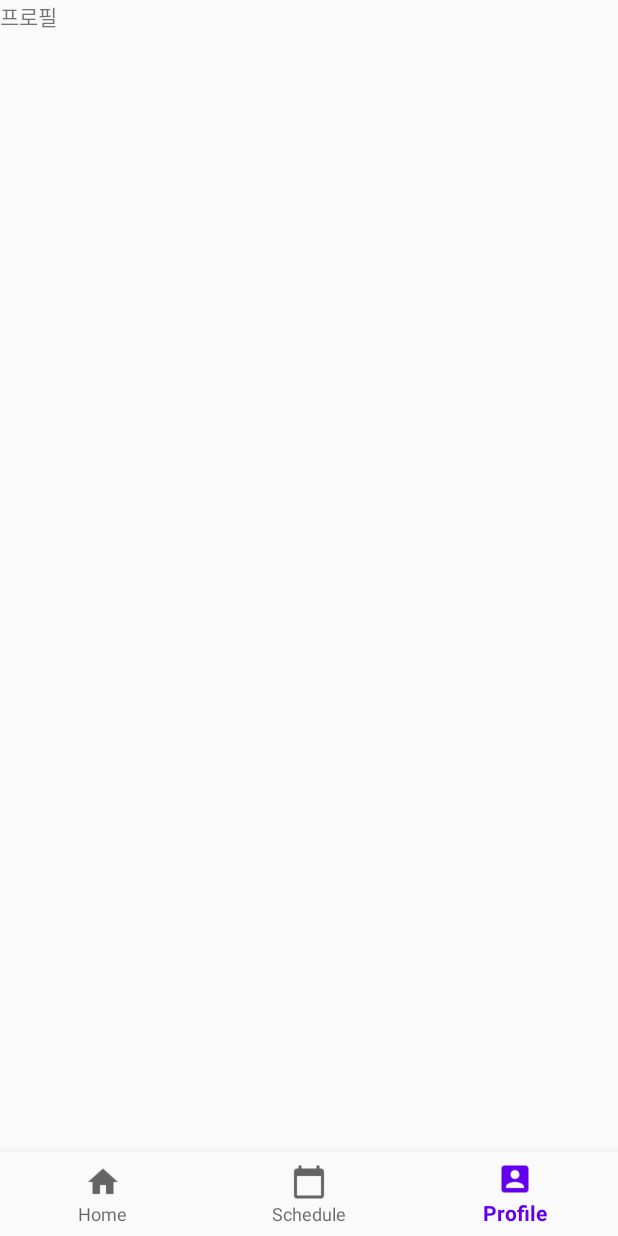
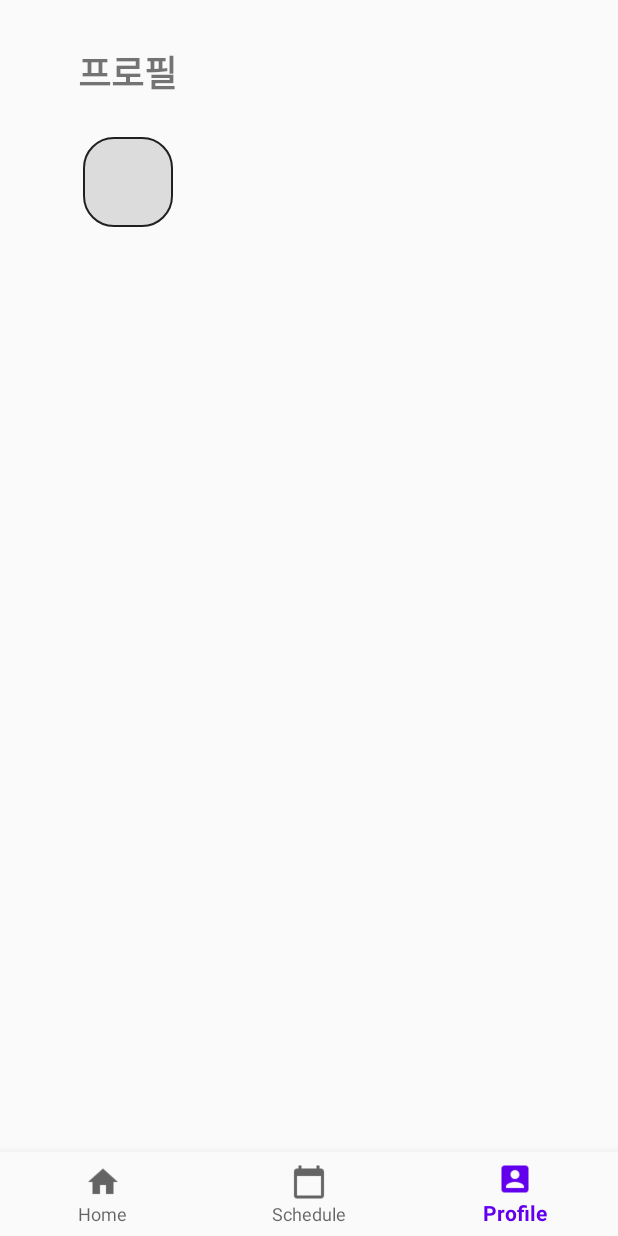
Before and after one commit to Maeily/Maeily_Mobile, an Android app: the fragment AddFragment placed in its activity, item 3 of the bottom bar chosen, on a phone screen of 412 x 824 dp. Run offline under Robolectric (Android 15) with nearby library versions, the phone set to English and light mode, and no system bars; libraries missing offline, so code that uses them is left out: com.prolificinteractive.materialcalendarview; 1 statement that could not run was skipped.

```diff
--- a/app/src/main/java/com/example/maeily_mobile/MyAdapter.java
+++ b/app/src/main/java/com/example/maeily_mobile/MyAdapter.java
@@ -13,9 +13,6 @@ import java.util.ArrayList;
 public class MyAdapter extends RecyclerView.Adapter<MyAdapter.MyViewHolder> {
     private ArrayList<Channel> mList;
 
-    public MyAdapter(ArrayList<android.se.omapi.Channel> mList) {
-    }
-
     public class MyViewHolder extends RecyclerView.ViewHolder {
         protected TextView title;
         protected TextView content;
@@ -27,7 +24,7 @@ public class MyAdapter extends RecyclerView.Adapter<MyAdapter.MyViewHolder> {
         }
     }
 
-    public void MyAdapter(ArrayList<Channel> list) {
+    public MyAdapter(ArrayList<Channel> list) {
         this.mList = list;
     }
 
--- a/app/src/main/java/com/example/maeily_mobile/fragment/AddFragment.java
+++ b/app/src/main/java/com/example/maeily_mobile/fragment/AddFragment.java
@@ -2,22 +2,16 @@ package com.example.maeily_mobile.fragment;
 
 import android.os.Bundle;
 
-import androidx.annotation.NonNull;
-import androidx.annotation.Nullable;
 import androidx.fragment.app.Fragment;
 import androidx.fragment.app.FragmentTransaction;
 
-import android.util.Log;
 import android.view.LayoutInflater;
 import android.view.View;
 import android.view.ViewGroup;
 import android.widget.Button;
 import android.widget.EditText;
-import android.widget.Toast;
 
 import com.example.maeily_mobile.R;
-
-import java.util.zip.Inflater;
 
 public class AddFragment extends Fragment {
     EditText et_title;
--- a/app/src/main/java/com/example/maeily_mobile/fragment/ProfileFragment.java
+++ b/app/src/main/java/com/example/maeily_mobile/fragment/ProfileFragment.java
@@ -14,7 +14,8 @@ import com.example.maeily_mobile.R;
 public class ProfileFragment extends Fragment {
     public View onCreateView(@NonNull LayoutInflater inflater,
                              @NonNull ViewGroup container, @NonNull Bundle savedInstanceState) {
+        View view = inflater.inflate(R.layout.fragment_profile, container, false);
 
-        return inflater.inflate(R.layout.fragment_profile, container, false);
+        return view;
     }
 }
--- /dev/null
+++ b/app/src/main/res/drawable/profile_corners.xml
@@ -0,0 +1,9 @@
+<?xml version="1.0" encoding="utf-8"?>
+<shape xmlns:android="http://schemas.android.com/apk/res/android">
+    <corners android:radius="20dp" />
+    <solid android:color="#dcdcdc" />
+    <stroke
+        android:color="#202020"
+        android:width="1dp">
+    </stroke>
+</shape>
--- a/app/src/main/res/layout/fragment_profile.xml
+++ b/app/src/main/res/layout/fragment_profile.xml
@@ -5,10 +5,34 @@
     android:layout_height="match_parent"
     tools:context=".fragment.ProfileFragment">
 
-    <!-- TODO: Update blank fragment layout -->
-    <TextView
-        android:layout_width="match_parent"
-        android:layout_height="match_parent"
-        android:text="프로필" />
+    <LinearLayout
+        android:layout_width="wrap_content"
+        android:layout_height="wrap_content"
+        android:orientation="vertical">
 
+        <LinearLayout
+            android:layout_width="wrap_content"
+            android:layout_height="wrap_content"
+            android:layout_gravity="center"
+            android:layout_margin="10dp"
+            android:orientation="vertical"
+            android:padding="20dp">
+
+            <TextView
+                android:layout_width="wrap_content"
+                android:layout_height="wrap_content"
+                android:layout_gravity="center"
+                android:text="프로필"
+                android:textSize="24sp"
+                android:textStyle="bold" />
+
+            <ImageView
+                android:id="@+id/profile_Iv"
+                android:layout_width="60dp"
+                android:layout_height="60dp"
+                android:layout_gravity="center"
+                android:layout_margin="25dp"
+                android:background="@drawable/profile_corners" />
+        </LinearLayout>
+    </LinearLayout  >
 </FrameLayout>
```
Also changed, not shown: app/src/main/java/com/example/maeily_mobile/fragment/ScheduleFragment.java (+5 -6 lines), app/src/main/res/layout/fragment_add2.xml (+24 -1 lines), app/src/main/res/layout/fragment_schedule.xml (+0 -7 lines).
